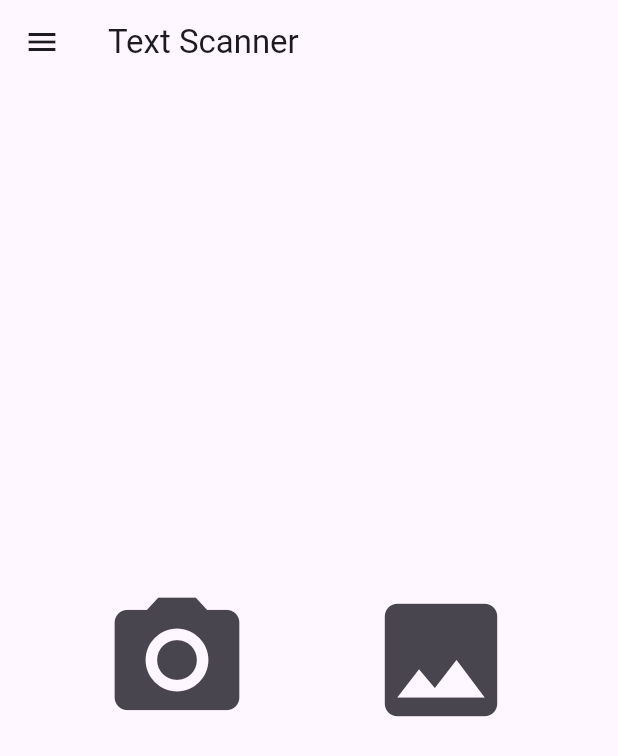
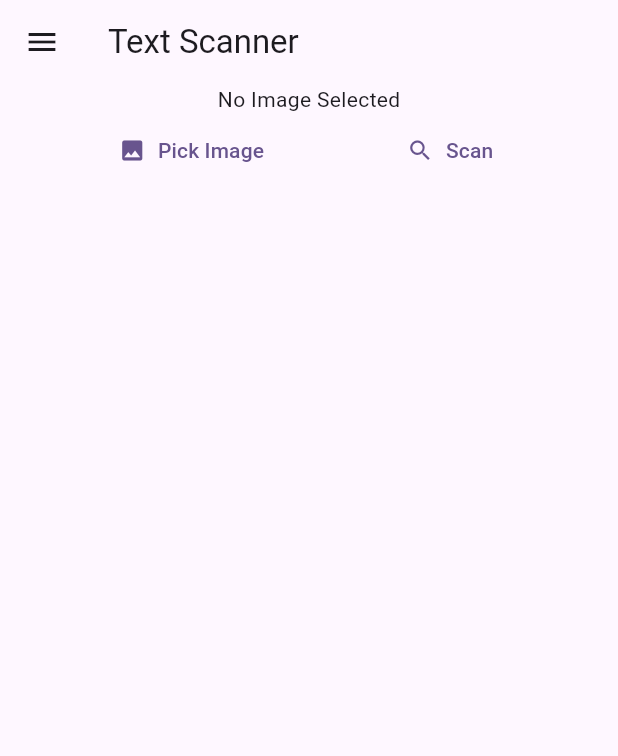
Before and after one commit to Ah-Alamgir/kohalalFlutter, a Flutter app: the screen it shows after launch, on a phone screen of 412 x 824 dp. Shown: the top 756 px of the screen. Run offline on Flutter 3.47's test engine with Material 3 defaults, Android fonts, the phone set to English and light mode, and no system bars; our stand-ins replace beamer, hooks_riverpod, image_picker, riverpod_annotation; generated files the repository leaves out were written again.

Commit message:
image picking

```diff
--- a/lib/pages/home.dart
+++ b/lib/pages/home.dart
@@ -1,10 +1,16 @@
+import 'dart:io';
+
 import 'package:flutter/material.dart';
+import 'package:hooks_riverpod/hooks_riverpod.dart';
+import 'package:text_scanner/providers/providers.dart';
 
-class HomePage extends StatelessWidget {
+class HomePage extends HookConsumerWidget {
   const HomePage({super.key});
 
   @override
-  Widget build(BuildContext context) {
+  Widget build(BuildContext context, WidgetRef ref) {
+    final asyncImageController = ref.watch(imagePickerControllerProvider);
+
     return Scaffold(
       appBar: AppBar(
         title: const Text('Text Scanner'),
@@ -15,26 +21,44 @@ class HomePage extends StatelessWidget {
           ),
         ),
       ),
-      body: Column(
+      body: SingleChildScrollView(
+        child: Column(
           mainAxisAlignment: MainAxisAlignment.center,
           children: [
+            asyncImageController.when(
+              data: (data) {
+                if (data == null) {
+                  return const Text("No Image Selected");
+                }
+                return Image.file(File(data.path));
+              },
+              error: (error, stackTrace) {
+                return Text(error.toString());
+              },
+              loading: () => const CircularProgressIndicator(),
+            ),
             Row(
               mainAxisAlignment: MainAxisAlignment.spaceEvenly,
               children: [
-              IconButton(
+                TextButton.icon(
+                  onPressed: () async {
+                    await ref
+                        .read(imagePickerControllerProvider.notifier)
+                        .pickImage();
+                  },
+                  icon: const Icon(Icons.photo),
+                  label: const Text("Pick Image"),
+                ),
+                TextButton.icon(
                   onPressed: () {},
-                icon: const Icon(Icons.camera_alt),
-                iconSize: 100,
-              ),
-              IconButton(
-                onPressed: () {},
-                icon: const Icon(Icons.photo),
-                iconSize: 100,
+                  icon: const Icon(Icons.search),
+                  label: const Text("Scan"),
                 ),
               ],
             )
           ],
         ),
+      ),
     );
   }
 }
--- /dev/null
+++ b/lib/providers/images.dart
@@ -0,0 +1,26 @@
+part of 'providers.dart';
+
+@riverpod
+class ImagePickerController extends _$ImagePickerController {
+  @override
+  FutureOr<XFile?> build() {
+    return null;
+  }
+
+  Future<void> pickImage() async {
+    state = const AsyncLoading();
+    state = await AsyncValue.guard(_pickImage);
+  }
+
+  Future<XFile?> _pickImage() async {
+    final ImagePicker picker = ImagePicker();
+    final XFile? image = await picker.pickImage(
+      source: ImageSource.gallery,
+    );
+    if (image == null) {
+      throw Exception('No image selected');
+    }
+    // Add your validation logic here
+    return image;
+  }
+}
--- a/lib/providers/providers.dart
+++ b/lib/providers/providers.dart
@@ -2,7 +2,9 @@ library providers;
 
 import 'package:beamer/beamer.dart';
 import 'package:riverpod_annotation/riverpod_annotation.dart';
+import 'package:image_picker/image_picker.dart';
 import 'package:text_scanner/locations/locations.dart';
 
 part 'common.dart';
 part 'providers.g.dart';
+part 'images.dart';
```
Also changed, not shown: lib/providers/providers.g.dart. Lines whose indentation alone changed are shown as unchanged.
